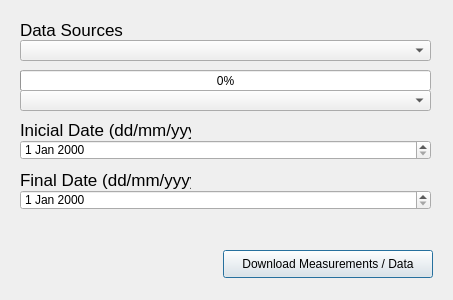
Old version of the form ui/watering_datachannels_dialog.ui in the repository Ingeniousware/QGISWaterIng.
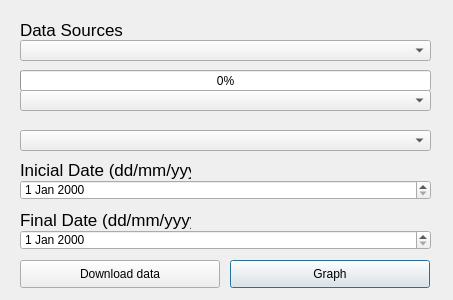
New version of the form.

Commit message: Added last 30 days function on measurements

The edit to the form file:
```diff
--- a/ui/watering_datachannels_dialog.ui
+++ b/ui/watering_datachannels_dialog.ui
@@ -88,6 +88,17 @@
    </property>
   </widget>
 
+  <widget class="QComboBox" name="selectdate_box">
+   <property name="geometry">
+    <rect>
+     <x>20</x>
+     <y>130</y>
+     <width>411</width>
+     <height>21</height>
+    </rect>
+   </property>
+  </widget>
+
    <widget class="QLabel" name="dateInicialLabel">
    <property name="enabled">
     <bool>true</bool>
@@ -95,7 +106,7 @@
    <property name="geometry">
     <rect>
      <x>20</x>
-     <y>120</y>
+     <y>160</y>
      <width>171</width>
      <height>20</height>
     </rect>
@@ -116,7 +127,7 @@
    <property name="geometry">
     <rect>
      <x>20</x>
-     <y>140</y>
+     <y>180</y>
      <width>411</width>
      <height>20</height>
     </rect>
@@ -130,7 +141,7 @@
    <property name="geometry">
     <rect>
      <x>20</x>
-     <y>170</y>
+     <y>210</y>
      <width>171</width>
      <height>20</height>
     </rect>
@@ -151,7 +162,7 @@
    <property name="geometry">
     <rect>
      <x>20</x>
-     <y>190</y>
+     <y>230</y>
      <width>411</width>
      <height>20</height>
     </rect>
@@ -161,16 +172,31 @@
   <widget class="QPushButton" name="BtGetAnalysisResultsCurrent">
    <property name="geometry">
     <rect>
-     <x>223</x>
-     <y>250</y>
-     <width>210</width>
+     <x>230</x>
+     <y>260</y>
+     <width>200</width>
      <height>28</height>
     </rect>
    </property>
    <property name="text">
-    <string>Download Measurements / Data</string>
+    <string>Graph</string>
    </property>
   </widget>
+
+  <widget class="QPushButton" name="DownloadDataToFile">
+   <property name="geometry">
+    <rect>
+     <x>20</x>
+     <y>260</y>
+     <width>200</width>
+     <height>28</height>
+    </rect>
+   </property>
+   <property name="text">
+    <string>Download data</string>
+   </property>
+  </widget>
+
   <widget class="QProgressBar" name="progressBar">
    <property name="geometry">
     <rect>
```
The commit also changes 2 other files.
